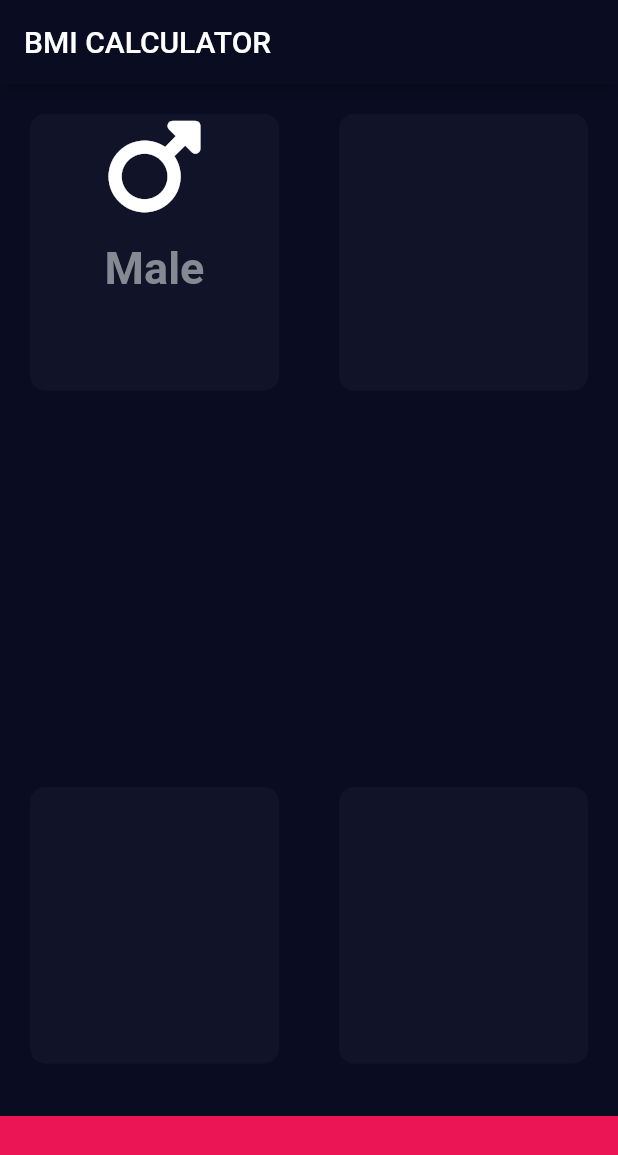
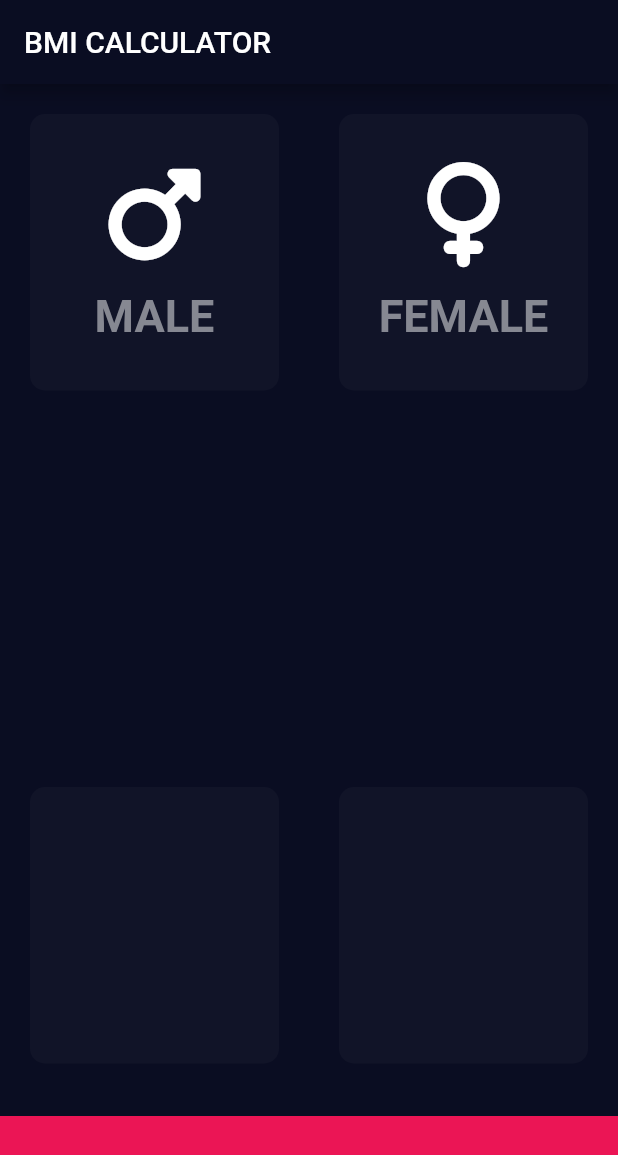
Before and after one commit to HeratUni-CS/bmi-calculator-JalaluddinKhafi, a Flutter app: the screen it shows after launch, on a phone screen of 412 x 824 dp. Shown: the top 1155 px of the screen. Run offline on Flutter 3.47's test engine with Material 2 defaults, Android fonts, the phone set to English and light mode, and no system bars; our stand-ins replace font_awesome_flutter.

Commit message:
Icon file and resuible file created

```diff
--- /dev/null
+++ b/lib/IconsContent.dart
@@ -0,0 +1,33 @@
+import 'package:flutter/material.dart';
+
+
+
+
+class IconContent extends StatelessWidget {
+  IconContent({required this.iconData, required this.label});
+  final IconData iconData;
+  final String label;
+  @override
+  Widget build(BuildContext context) {
+    return Column(
+      mainAxisAlignment: MainAxisAlignment.center,
+      children: [
+        Icon(
+          iconData,
+          size: 70,
+        ),
+        SizedBox(
+          height: 15,
+        ),
+        Text(
+          label,
+          style: TextStyle(
+            fontSize: 30,
+            color: Color(0xFF868892),
+            fontWeight: FontWeight.bold,
+          ),
+        )
+      ],
+    );
+  }
+}
--- /dev/null
+++ b/lib/ReusFiles.dart
@@ -0,0 +1,22 @@
+import 'package:flutter/material.dart';
+
+
+class reusibleW extends StatelessWidget {
+  reusibleW({required this.color, this.child});
+
+  final Color color;
+  final Widget? child;
+  @override
+  Widget build(BuildContext context) {
+    return Expanded(
+      child: Container(
+        margin: EdgeInsets.all(20),
+        decoration: BoxDecoration(
+          borderRadius: BorderRadius.circular(10),
+          color: color,
+        ),
+        child: child,
+      ),
+    );
+  }
+}
--- a/lib/inputPage.dart
+++ b/lib/inputPage.dart
@@ -1,5 +1,7 @@
 import 'package:flutter/material.dart';
 import 'package:font_awesome_flutter/font_awesome_flutter.dart';
+import 'IconsContent.dart';
+import 'ReusFiles.dart';
 const bottomContainerColor = Color(0xFFEB1555);
 const actCardColor = Color(0xFF111428);
 
@@ -20,45 +22,37 @@ class _InputPageState extends State<InputPage> {
             Expanded(
               child: Row(
                 children: [
-                reusibleW(color: actCardColor,
-                  child: Column(
-                    children: [
-                      Icon(FontAwesomeIcons.mars,
-                      size: 70,),
-                      SizedBox(height: 15,
+                  reusibleW(
+                    color: actCardColor,
+                    child: IconContent(
+                      iconData: FontAwesomeIcons.mars,
+                      label: 'MALE',
                     ),
-                      Text('Male',
-                      style:TextStyle(
-                        fontSize: 30,
-                        color: Color(0xFF868892),
-                        fontWeight: FontWeight.bold,
                   ),
-                      )
-                    ],
+                  reusibleW(
+                    color: actCardColor,
+                    child: IconContent(
+                      iconData: FontAwesomeIcons.venus,
+                      label: 'FEMALE',
                     ),
-
-                ),
-                reusibleW(color: actCardColor,
-
                   ),
                 ],
               ),
             ),
-            reusibleW(color: actCardColor,
+            reusibleW(
+              color: actCardColor,
               child: Column(
-                children: [
-
-                ],
+                children: [],
               ),
             ),
             Expanded(
               child: Row(
                 children: [
-                  reusibleW(color: actCardColor,
-
+                  reusibleW(
+                    color: actCardColor,
                   ),
-                  reusibleW(color: actCardColor,
-
+                  reusibleW(
+                    color: actCardColor,
                   ),
                 ],
               ),
@@ -72,23 +66,3 @@ class _InputPageState extends State<InputPage> {
         ));
   }
 }
-
-class reusibleW extends StatelessWidget {
-  reusibleW({required this.color, this.child});
-
-  final Color color;
-  final Widget? child;
-  @override
-  Widget build(BuildContext context) {
-    return Expanded(
-      child: Container(
-        margin: EdgeInsets.all(20),
-        decoration: BoxDecoration(
-          borderRadius: BorderRadius.circular(10),
-          color: color,
-        ),
-        child:child ,
-      ),
-    );
-  }
-}
```
Lines whose indentation alone changed are shown as unchanged.
